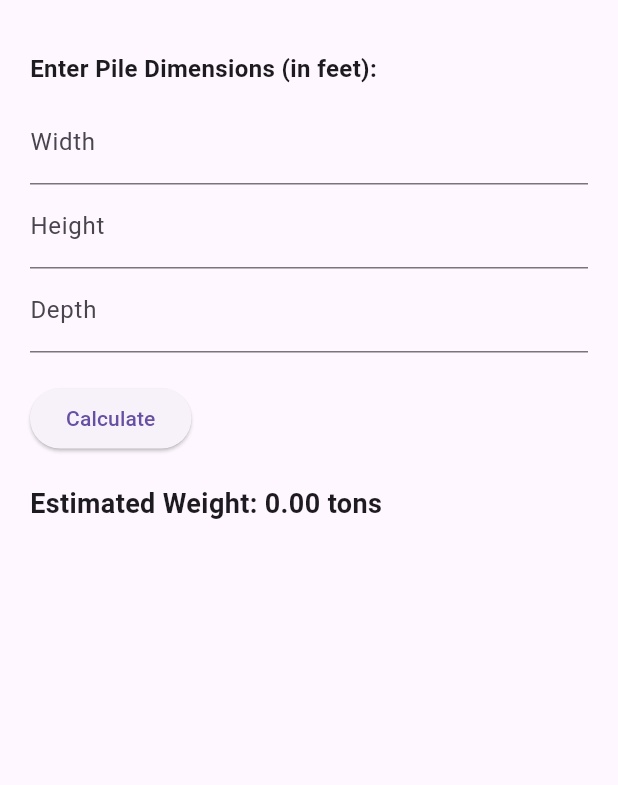
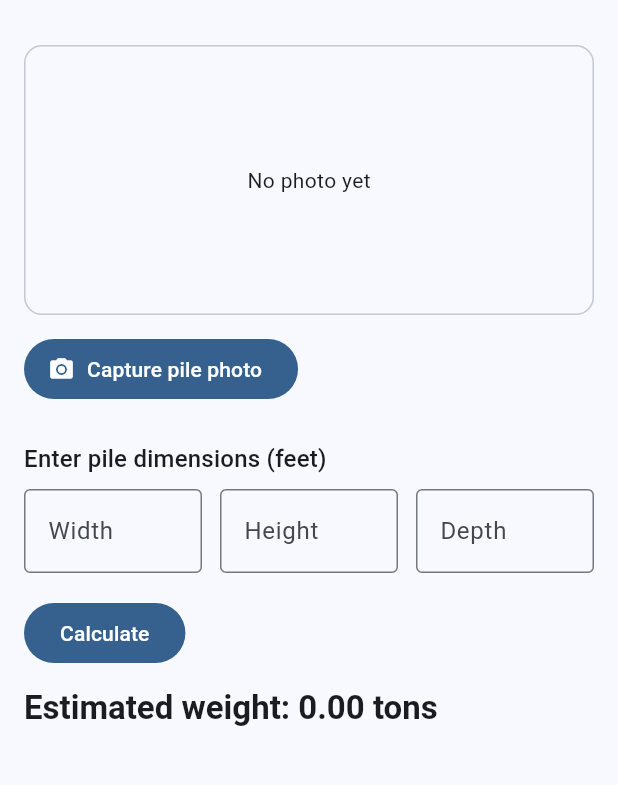
Before and after one commit to jjking0422-png/pile_estimator, a Flutter app: the screen it shows after launch, after a tap on "Calculate", on a phone screen of 412 x 824 dp, the part 63-848 px from its top. Run offline on Flutter 3.47's test engine with Material 3 defaults, Android fonts, the phone set to English and light mode, and no system bars; our stand-ins replace image_picker.

Commit message:
feat: add camera button and estimator UI

```diff
--- a/lib/main.dart
+++ b/lib/main.dart
@@ -1,4 +1,6 @@
+import 'dart:io';
 import 'package:flutter/material.dart';
+import 'package:image_picker/image_picker.dart';
 
 void main() {
   runApp(const PileEstimatorApp());
@@ -11,7 +13,10 @@
   Widget build(BuildContext context) {
     return MaterialApp(
       title: 'Pile Estimator',
-      theme: ThemeData(primarySwatch: Colors.blue),
+      theme: ThemeData(
+        colorSchemeSeed: Colors.blue,
+        useMaterial3: true,
+      ),
       home: const PileEstimatorScreen(),
     );
   }
@@ -25,66 +30,116 @@
 }
 
 class _PileEstimatorScreenState extends State<PileEstimatorScreen> {
-  final _widthController = TextEditingController();
-  final _heightController = TextEditingController();
-  final _depthController = TextEditingController();
+  final _width = TextEditingController();
+  final _height = TextEditingController();
+  final _depth = TextEditingController();
+
   double? _tons;
+  File? _imageFile;
+  bool _picking = false;
 
+  // simple calc: ft x ft x ft -> cubic yards / density
   void _calculateTons() {
-    final width = double.tryParse(_widthController.text) ?? 0;
-    final height = double.tryParse(_heightController.text) ?? 0;
-    final depth = double.tryParse(_depthController.text) ?? 0;
+    final w = double.tryParse(_width.text) ?? 0;
+    final h = double.tryParse(_height.text) ?? 0;
+    final d = double.tryParse(_depth.text) ?? 0;
 
-    // Volume in cubic yards (27 cubic feet per yard)
-    final cubicYards = (width * height * depth) / 27;
+    final cubicYards = (w * h * d) / 27.0; // 27 cu ft in a cubic yard
+    const densityTonsPerYd3 = 1.5; // rough average for crushed stone
+    setState(() => _tons = cubicYards * densityTonsPerYd3);
+  }
 
-    // Assume average density of crushed stone = 1.5 tons per cubic yard
-    final tons = cubicYards * 1.5;
+  Future<void> _pickFromCamera() async {
+    if (_picking) return;
+    setState(() => _picking = true);
+    try {
+      final picker = ImagePicker();
+      final xfile = await picker.pickImage(source: ImageSource.camera, preferredCameraDevice: CameraDevice.rear);
+      if (xfile != null) {
+        setState(() => _imageFile = File(xfile.path));
+      }
+    } finally {
+      if (mounted) setState(() => _picking = false);
+    }
+  }
 
-    setState(() => _tons = tons);
+  @override
+  void dispose() {
+    _width.dispose();
+    _height.dispose();
+    _depth.dispose();
+    super.dispose();
   }
 
   @override
   Widget build(BuildContext context) {
+    final theme = Theme.of(context);
     return Scaffold(
       appBar: AppBar(title: const Text('Pile Estimator')),
-      body: Padding(
-        padding: const EdgeInsets.all(20),
+      body: SingleChildScrollView(
+        padding: const EdgeInsets.all(16),
         child: Column(
           crossAxisAlignment: CrossAxisAlignment.start,
           children: [
-            const Text('Enter Pile Dimensions (in feet):',
-                style: TextStyle(fontWeight: FontWeight.bold, fontSize: 16)),
-            const SizedBox(height: 10),
-            TextField(
-              controller: _widthController,
-              keyboardType: TextInputType.number,
-              decoration: const InputDecoration(labelText: 'Width'),
+            if (_imageFile != null)
+              ClipRRect(
+                borderRadius: BorderRadius.circular(12),
+                child: Image.file(_imageFile!, height: 180, width: double.infinity, fit: BoxFit.cover),
+              )
+            else
+              Container(
+                height: 180,
+                width: double.infinity,
+                alignment: Alignment.center,
+                decoration: BoxDecoration(
+                  borderRadius: BorderRadius.circular(12),
+                  border: Border.all(color: theme.colorScheme.outlineVariant),
+                ),
+                child: const Text('No photo yet'),
+              ),
+            const SizedBox(height: 12),
+            FilledButton.icon(
+              onPressed: _picking ? null : _pickFromCamera,
+              icon: const Icon(Icons.photo_camera),
+              label: Text(_picking ? 'Opening camera…' : 'Capture pile photo'),
             ),
-            TextField(
-              controller: _heightController,
-              keyboardType: TextInputType.number,
-              decoration: const InputDecoration(labelText: 'Height'),
+            const SizedBox(height: 24),
+            Text('Enter pile dimensions (feet)', style: theme.textTheme.titleMedium),
+            const SizedBox(height: 8),
+            Row(
+              children: [
+                Expanded(child: _numField(controller: _width, label: 'Width')),
+                const SizedBox(width: 12),
+                Expanded(child: _numField(controller: _height, label: 'Height')),
+                const SizedBox(width: 12),
+                Expanded(child: _numField(controller: _depth, label: 'Depth')),
+              ],
             ),
-            TextField(
-              controller: _depthController,
-              keyboardType: TextInputType.number,
-              decoration: const InputDecoration(labelText: 'Depth'),
-            ),
-            const SizedBox(height: 20),
-            ElevatedButton(
+            const SizedBox(height: 16),
+            FilledButton(
               onPressed: _calculateTons,
               child: const Text('Calculate'),
             ),
-            const SizedBox(height: 20),
+            const SizedBox(height: 12),
             if (_tons != null)
               Text(
-                'Estimated Weight: ${_tons!.toStringAsFixed(2)} tons',
-                style: const TextStyle(fontSize: 18, fontWeight: FontWeight.bold),
+                'Estimated weight: ${_tons!.toStringAsFixed(2)} tons',
+                style: theme.textTheme.titleLarge?.copyWith(fontWeight: FontWeight.bold),
               ),
           ],
         ),
       ),
     );
   }
+
+  Widget _numField({required TextEditingController controller, required String label}) {
+    return TextField(
+      controller: controller,
+      keyboardType: const TextInputType.numberWithOptions(decimal: true),
+      decoration: InputDecoration(
+        labelText: label,
+        border: const OutlineInputBorder(),
+      ),
+    );
+  }
 }
```
Also changed, not shown: pubspec.yaml (+5 -72 lines).
